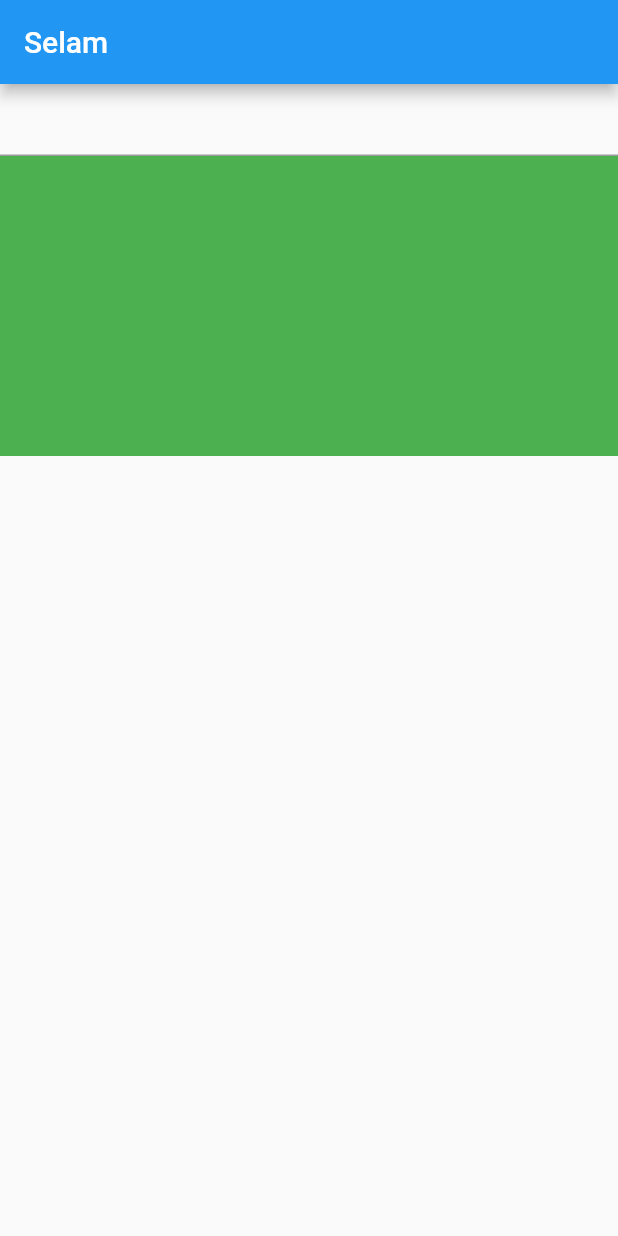
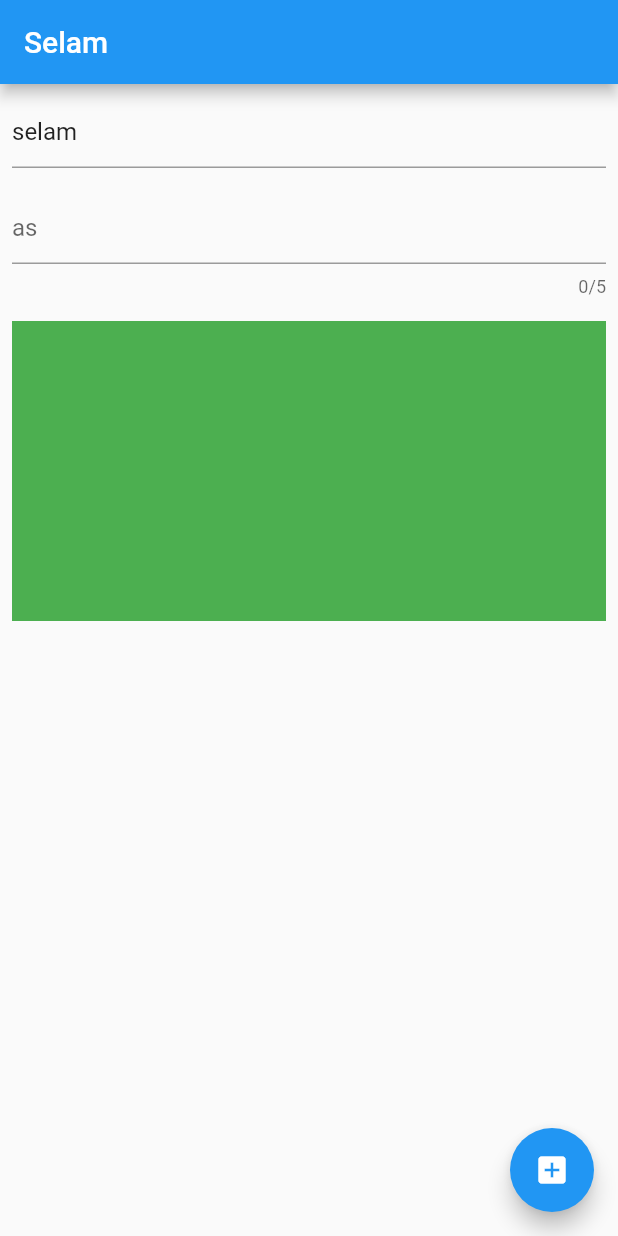
Before and after one commit to MCTOK1903/Flutter_Learn, a Flutter app: the screen it shows after launch, on a phone screen of 412 x 824 dp. Run offline on Flutter 3.47's test engine with Material 2 defaults, Android fonts, the phone set to English and light mode, and no system bars.

Commit message:
created textFormWidget

```diff
--- a/input_widget/lib/form_islemleri.dart
+++ b/input_widget/lib/form_islemleri.dart
@@ -6,19 +6,90 @@ class FormIslemleri extends StatefulWidget {
 }
 
 class _FormIslemleriState extends State<FormIslemleri> {
+  String textArea = "";
+  int maxLines = 1;
+  FocusNode fnode;
+  TextEditingController textEditingController1;
+
+  @override
+  void initState() {
+    super.initState();
+    fnode = FocusNode();
+    textEditingController1 = TextEditingController(text: "selam");
+    fnode.addListener(() {
+      setState(() {
+        if (fnode.hasFocus) {
+          maxLines = 3;
+        } else {
+          maxLines = 1;
+        }
+      });
+    });
+  }
+
+  @override
+  void dispose() {
+    fnode.dispose();
+    textEditingController1.dispose();
+    super.dispose();
+  }
+
   @override
   Widget build(BuildContext context) {
     return Scaffold(
       appBar: AppBar(
         title: Text("Selam"),
       ),
+      floatingActionButton: FloatingActionButton(
+        onPressed: () {
+          //FocusScope.of(context).requestFocus(fnode);
+          print(textEditingController1.text.toString());
+        },
+        child: Icon(Icons.add_box),
+      ),
       body: ListView(
         children: <Widget>[
-          TextField(),
+          Padding(
+            padding: const EdgeInsets.all(8.0),
+            child: TextField(
+              decoration: InputDecoration(
+                hintText: "as ",
+              ),
+              maxLines: maxLines,
+              autofocus: false,
+              controller: textEditingController1,
+              focusNode: fnode,
+              textInputAction: TextInputAction.next,
+              onChanged: (x) {
+                textArea = x;
+              },
+            ),
+          ),
+          Padding(
+            padding: const EdgeInsets.all(8.0),
+            child: TextField(
+              decoration: InputDecoration(
+                hintText: "as ",
+              ),
+              maxLines: maxLines,
+              autofocus: false,
+              textInputAction: TextInputAction.next,
+              maxLength: 5,
+              onChanged: (x) {
+                textArea = x;
+                print(x);
+              },
+            ),
+          ),
           Container(
+            margin: EdgeInsets.all(8),
             color: Colors.green,
             width: double.infinity,
             height: 200,
+            child: Align(
+              alignment: Alignment.center,
+              child: Text("$textArea"),
+            ),
           ),
         ],
       ),
--- /dev/null
+++ b/input_widget/lib/textFormWidget.dart
@@ -0,0 +1 @@
+import 'package:flutter/material.dart';
```
